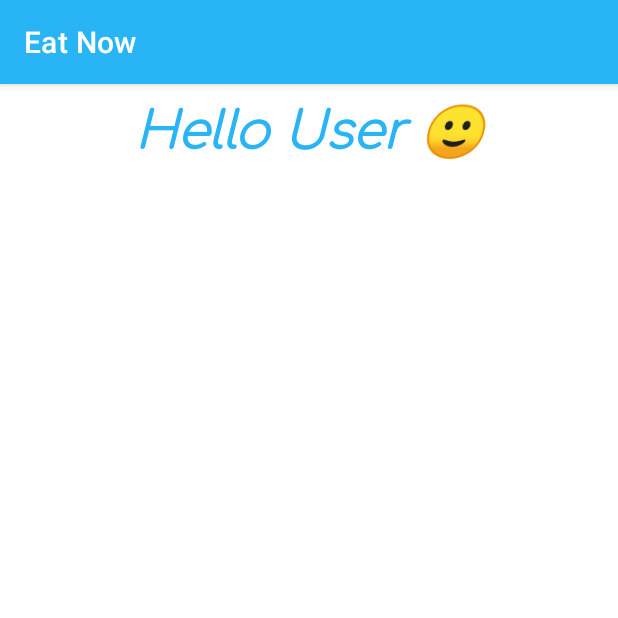
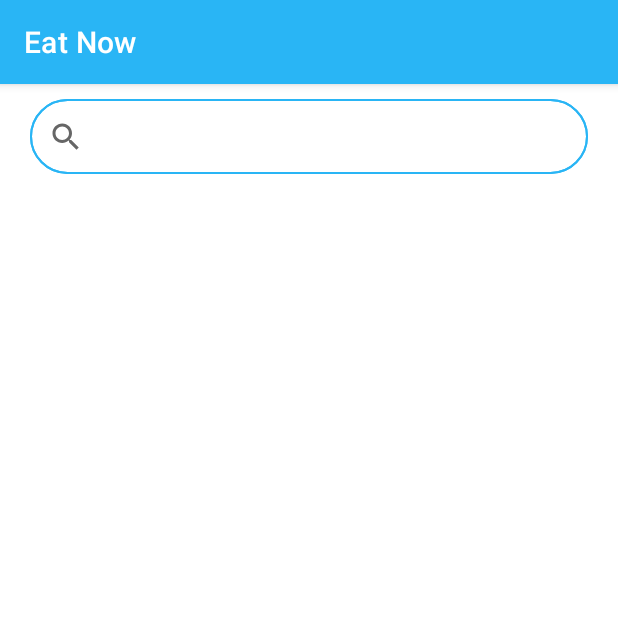
Before and after one commit to shuvendu098/FoodDelivery, an Android app: the fragment HomeFragment shown on its own in the app's theme, on a phone screen of 412 x 824 dp, the top half of it. Run offline under Robolectric (Android 15) with nearby library versions, the phone set to English and light mode, and no system bars; Roboto replaces fonts that are not available here.

Commit message:
fragment linking

```diff
--- a/app/src/main/java/com/example/fooddelivery/HomeFragment.java
+++ b/app/src/main/java/com/example/fooddelivery/HomeFragment.java
@@ -8,52 +8,7 @@ import android.view.LayoutInflater;
 import android.view.View;
 import android.view.ViewGroup;
 
-/**
- * A simple {@link Fragment} subclass.
- * Use the {@link HomeFragment#newInstance} factory method to
- * create an instance of this fragment.
- */
 public class HomeFragment extends Fragment {
-
-	// TODO: Rename parameter arguments, choose names that match
-	// the fragment initialization parameters, e.g. ARG_ITEM_NUMBER
-	private static final String ARG_PARAM1 = "param1";
-	private static final String ARG_PARAM2 = "param2";
-
-	// TODO: Rename and change types of parameters
-	private String mParam1;
-	private String mParam2;
-
-	public HomeFragment() {
-		// Required empty public constructor
-	}
-
-	/**
-	 * Use this factory method to create a new instance of
-	 * this fragment using the provided parameters.
-	 *
-	 * @param param1 Parameter 1.
-	 * @param param2 Parameter 2.
-	 * @return A new instance of fragment HomeFragment.
-	 */
-	// TODO: Rename and change types and number of parameters
-	public static HomeFragment newInstance(String param1, String param2) {
-		HomeFragment fragment = new HomeFragment();
-		Bundle args = new Bundle();
-		args.putString(ARG_PARAM1, param1);
-		args.putString(ARG_PARAM2, param2);
-		fragment.setArguments(args);
-		return fragment;
-	}
-
-	@Override
-	public void onCreate(Bundle savedInstanceState) {
-		super.onCreate(savedInstanceState);
-		if (getArguments() != null) {
-			mParam1 = getArguments().getString(ARG_PARAM1);
-			mParam2 = getArguments().getString(ARG_PARAM2);
-		}
-	}
 
 	@Override
 	public View onCreateView(LayoutInflater inflater, ViewGroup container,
--- a/app/src/main/java/com/example/fooddelivery/signup.java
+++ b/app/src/main/java/com/example/fooddelivery/signup.java
@@ -74,8 +74,6 @@ public class signup extends AppCompatActivity {
 											Toast.LENGTH_SHORT).show();
 									startActivity(new Intent(signup.this, home.class));
 								} else {
-									// If sign in fails, display a message to the user.
-									Log.w(TAG, "createUserWithEmail:failure", task.getException());
 									Toast.makeText(signup.this, "Authentication failed.",
 											Toast.LENGTH_SHORT).show();
 								}
--- a/app/src/main/res/layout/activity_home.xml
+++ b/app/src/main/res/layout/activity_home.xml
@@ -7,7 +7,7 @@
     tools:context=".home">
 
     <FrameLayout
-        android:id="@+id/frameLayout"
+        android:id="@+id/fragmentholder"
         android:layout_width="0dp"
         android:layout_height="0dp"
         app:layout_constraintBottom_toTopOf="@+id/bottomNavigationView"
--- a/app/src/main/res/layout/activity_login.xml
+++ b/app/src/main/res/layout/activity_login.xml
@@ -163,7 +163,7 @@
         android:id="@+id/newUser"
         android:layout_width="wrap_content"
         android:layout_height="wrap_content"
-        android:layout_marginTop="40dp"
+        android:layout_marginTop="8dp"
         android:fontFamily="@font/comfortaa_light"
         android:text="New User? Sign Up"
         android:textAlignment="center"
@@ -171,6 +171,7 @@
         android:textSize="14sp"
         android:textStyle="bold"
         app:layout_constraintEnd_toEndOf="parent"
+        app:layout_constraintHorizontal_bias="0.498"
         app:layout_constraintStart_toStartOf="parent"
         app:layout_constraintTop_toBottomOf="@+id/signGoogle" />
 
--- a/app/src/main/res/layout/fragment_home.xml
+++ b/app/src/main/res/layout/fragment_home.xml
@@ -6,32 +6,33 @@
     android:layout_height="match_parent"
     tools:context=".HomeFragment">
 
+
+    <SearchView
+        android:id="@+id/searchDish"
+        android:layout_width="match_parent"
+        android:layout_height="50dp"
+        android:layout_marginStart="20dp"
+        android:layout_marginTop="10dp"
+        android:layout_marginEnd="20dp"
+        android:background="@drawable/round_border"
+        android:foreground="@drawable/round_border"
+        android:hapticFeedbackEnabled="true"
+        app:layout_constraintEnd_toEndOf="parent"
+        app:layout_constraintStart_toStartOf="parent"
+        app:layout_constraintTop_toTopOf="parent" />
+
     <ScrollView
         android:layout_width="match_parent"
-        android:layout_height="0dp"
-        app:layout_constraintBottom_toBottomOf="parent"
+        android:layout_height="825dp"
+        android:layout_marginTop="5dp"
         app:layout_constraintEnd_toEndOf="parent"
+        app:layout_constraintHorizontal_bias="0.0"
         app:layout_constraintStart_toStartOf="parent"
-        app:layout_constraintTop_toTopOf="parent">
+        app:layout_constraintTop_toBottomOf="@+id/searchDish">
 
         <GridLayout
             android:layout_width="match_parent"
             android:layout_height="wrap_content"
-            android:orientation="vertical">
-
-            <TextView
-                android:id="@+id/textView10"
-                android:layout_width="match_parent"
-                android:layout_height="match_parent"
-                android:layout_row="0"
-                android:layout_column="1"
-                android:fontFamily="@font/comfortaa_light"
-                android:text="Hello User 🙂"
-                android:textAlignment="center"
-                android:textAllCaps="false"
-                android:textColor="@color/colorPrimary"
-                android:textSize="34sp"
-                android:textStyle="bold|italic" />
-        </GridLayout>
+            android:orientation="vertical"></GridLayout>
     </ScrollView>
 </androidx.constraintlayout.widget.ConstraintLayout>
```
Also changed, not shown: app/src/main/java/com/example/fooddelivery/OrderFragment.java (+1 -46 lines), app/src/main/java/com/example/fooddelivery/ProfileFragment.java (+1 -46 lines), app/src/main/java/com/example/fooddelivery/home.java (+29 -0 lines), app/src/main/res/layout/fragment_profile.xml (+20 -33 lines).
